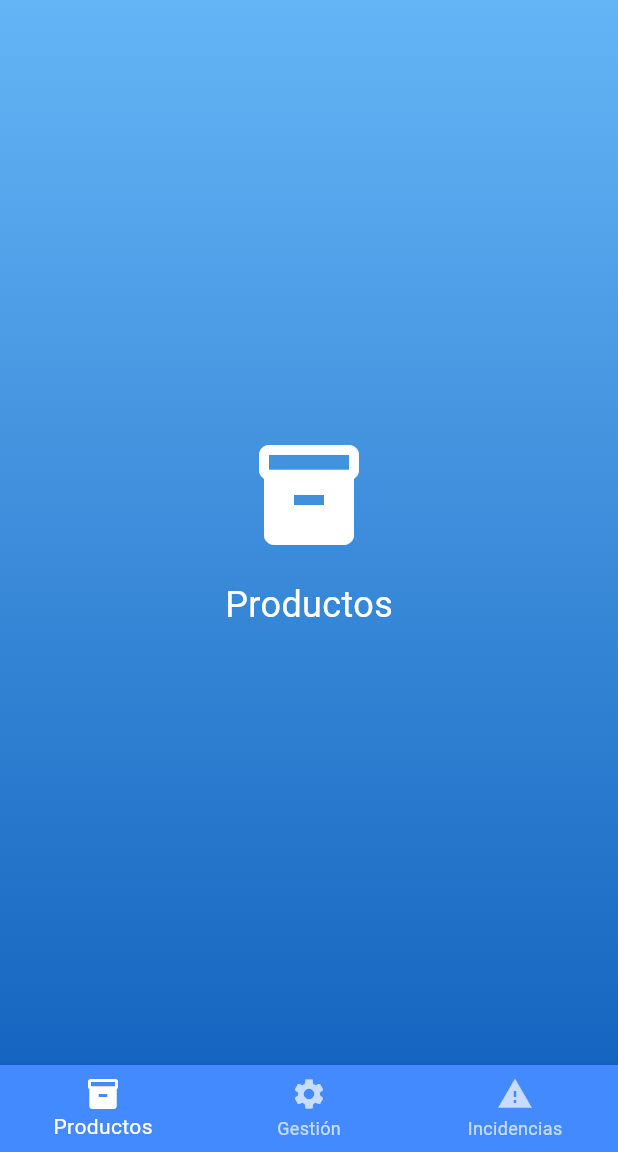
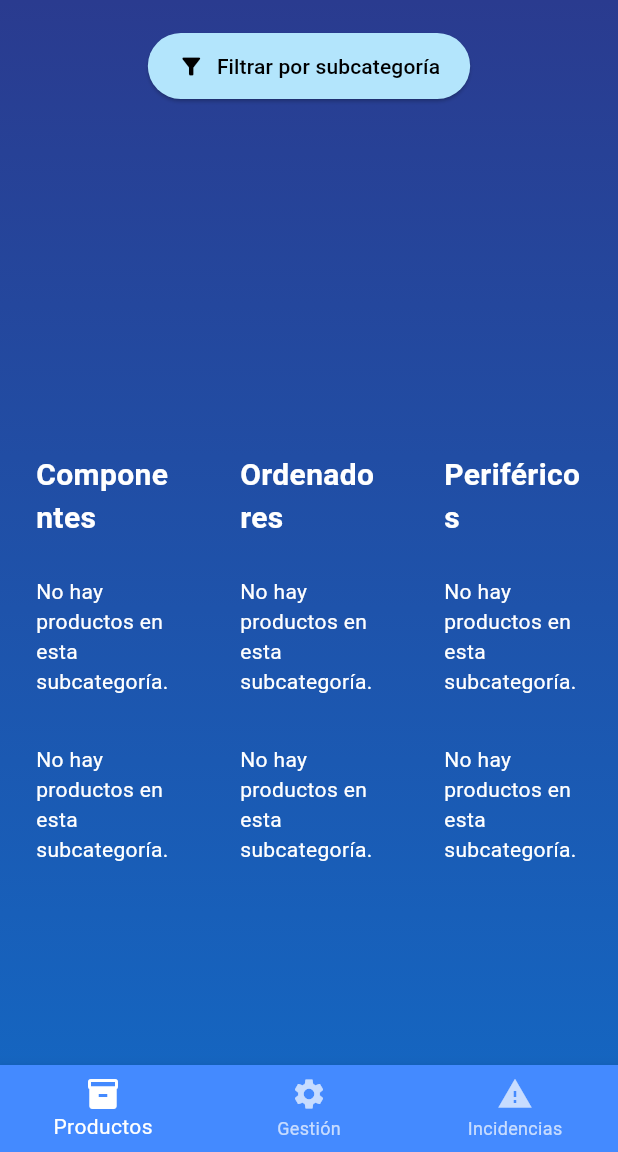
Before and after one commit to HugoMEDAC-dev/gestion_inventario, a Flutter app: the AdminDashboard screen opened by its route, on a phone screen of 412 x 824 dp, the part 84-1236 px from its top. Run offline on Flutter 3.47's test engine with Material 3 defaults, Android fonts, the phone set to English and light mode, and no system bars; our stand-ins replace cloud_firestore, firebase_auth, firebase_core; accounts and stored records are empty.

Commit message:
Añadir Pestaña Productos al Admin Dashboard
He creado uan pestaña llamada Productos donde se ven todos los productos de la coleccion productos del Firebase.

```diff
--- a/lib/core/app_colors.dart
+++ b/lib/core/app_colors.dart
@@ -30,6 +30,19 @@ class AppColors {
     Puedes experimentar con tonos como 0xFF1565C0 o 0xFF0D47A1 si lo quieres más profundo.
   */
 
+  // Paleta opcional para pestañas del panel administrador
+  static const Color adminMenuBackground = Color(0xFF2A3B8F); // Azul oscuro
+  static const Color adminAccent = Color(
+    0xFFB3E5FC,
+  ); // Azul claro para iconos o highlights
+
+  // 🎨 Colores opcionales adicionales para sección de administración
+  static const Color adminCard = Color(0xFFF0F4FF); // Fondo suave para tarjetas
+  static const Color adminHeader = Color(0xFF1B2E73); // Fondo para encabezados
+  static const Color adminDivider = Color(
+    0xFFB0BEC5,
+  ); // Líneas separadoras suaves
+
   final ThemeData appTheme = ThemeData(
     primaryColor: AppColors.primary,
     scaffoldBackgroundColor: AppColors.background,
--- a/lib/screens/dashboards/admin_dashboard.dart
+++ b/lib/screens/dashboards/admin_dashboard.dart
@@ -1,6 +1,7 @@
 import 'package:firebase_auth/firebase_auth.dart';
 import 'package:flutter/material.dart';
 import 'package:flutter_application_1/core/app_colors.dart';
+import 'package:flutter_application_1/screens/dashboards/admin_tabs/productos_tab.dart';
 
 class AdminDashboard extends StatefulWidget {
   const AdminDashboard({super.key});
@@ -13,11 +14,14 @@ class _AdminDashboardState extends State<AdminDashboard> {
   int _selectedIndex = 0; // Controla qué pestaña está activa
   bool _isDarkMode = false; // Alterna entre modo claro y oscuro
 
-  // Lista de páginas para cada pestaña (Productos, Gestión, Incidencias)
+  // 🧩 Lista de pestañas del panel admin: cada una cargada desde archivos modulares
   static final List<Widget> _pages = <Widget>[
-    _buildPage(Icons.inventory_2, "Productos"),
-    _buildPage(Icons.settings, "Gestión"),
-    _buildPage(Icons.report_problem, "Incidencias"),
+    const ProductosTab(), // Reemplaza ícono por el widget real conectado a Firestore
+    _buildPage(Icons.settings, "Gestión"), // (Pendiente de implementación)
+    _buildPage(
+      Icons.report_problem,
+      "Incidencias",
+    ), // (Pendiente de implementación)
   ];
 
   // Construye el contenido visual de cada pestaña con icono y texto
--- /dev/null
+++ b/lib/screens/dashboards/admin_tabs/productos_tab.dart
@@ -0,0 +1,434 @@
+import 'package:cloud_firestore/cloud_firestore.dart';
+import 'package:flutter/material.dart';
+import 'package:flutter_application_1/core/app_colors.dart';
+
+/// Widget que muestra todos los productos organizados por categorías.
+/// Cada categoría (componentes, ordenadores, periféricos) tiene su propia sección.
+class ProductosTab extends StatefulWidget {
+  const ProductosTab({super.key});
+
+  @override
+  State<ProductosTab> createState() => _ProductosTabState();
+}
+
+class _ProductosTabState extends State<ProductosTab> {
+  // 🧠 _verTodos controla si se muestra todo o solo una subcategoría.
+  // Si es true → se muestran todas las categorías y subcategorías.
+  // Si es false → solo la subcategoría seleccionada con animación.
+  bool _verTodos = true;
+
+  // ✅ Subcategoría seleccionada actualmente
+  String _selectedSubcategory = 'cpu'; // Valor inicial por defecto
+
+  // ✅ Categoría seleccionada actualmente (doc principal)
+  String _selectedCategory = 'componentes'; // Valor inicial por defecto
+
+  /// Construye una sección visual por categoría con sus subcolecciones reales desde Firestore.
+  /// Cada subcolección representa un tipo de producto (ej: CPU, Laptop...).
+  Widget _buildCategoriaSection(
+    String titulo,
+    String categoria,
+    List<String> subcolecciones,
+  ) {
+    return Column(
+      crossAxisAlignment: CrossAxisAlignment.start,
+      children: [
+        const SizedBox(height: 16),
+        Padding(
+          padding: const EdgeInsets.symmetric(horizontal: 16),
+          child: Text(
+            titulo,
+            style: const TextStyle(
+              fontSize: 20,
+              fontWeight: FontWeight.bold,
+              color: AppColors.textColor,
+            ),
+          ),
+        ),
+        const SizedBox(height: 8),
+
+        // Muestra productos por cada subcolección específica del Firebase
+        ...subcolecciones.map((sub) {
+          return StreamBuilder<QuerySnapshot>(
+            stream:
+                FirebaseFirestore.instance
+                    .collection('productos')
+                    .doc(categoria)
+                    .collection(sub)
+                    .snapshots(),
+            builder: (context, snapshot) {
+              if (snapshot.connectionState == ConnectionState.waiting) {
+                return const Center(
+                  child: CircularProgressIndicator(color: Colors.white),
+                );
+              }
+
+              if (!snapshot.hasData || snapshot.data!.docs.isEmpty) {
+                return const Padding(
+                  padding: EdgeInsets.all(16),
+                  child: Text(
+                    'No hay productos en esta subcategoría.',
+                    style: TextStyle(color: Colors.white),
+                  ),
+                );
+              }
+
+              final productos = snapshot.data!.docs;
+
+              return Column(
+                crossAxisAlignment: CrossAxisAlignment.start,
+                children: [
+                  Padding(
+                    padding: const EdgeInsets.symmetric(
+                      horizontal: 16,
+                      vertical: 6,
+                    ),
+                    child:
+                    /// 🔠 Encabezado visual de subcategoría con estilo admin
+                    Container(
+                      padding: const EdgeInsets.symmetric(
+                        horizontal: 12,
+                        vertical: 6,
+                      ),
+                      margin: const EdgeInsets.only(top: 12, bottom: 8),
+                      decoration: BoxDecoration(
+                        color: AppColors.adminAccent.withOpacity(
+                          0.9,
+                        ), // 🎨 Color destacado admin
+                        borderRadius: BorderRadius.circular(8),
+                      ),
+                      child: Text(
+                        sub.toUpperCase(),
+                        style: const TextStyle(
+                          fontSize: 15,
+                          fontWeight: FontWeight.bold,
+                          color: Colors.black, // ✅ Contraste para legibilidad
+                        ),
+                      ),
+                    ),
+                  ),
+                  Padding(
+                    padding: const EdgeInsets.only(
+                      left: 12,
+                      right: 12,
+                      bottom: 24,
+                    ), // 📌 Espaciado lateral + separación inferior
+                    child:
+                    /// 📦 Lista de productos en formato responsive (se adapta al ancho de pantalla)
+                    LayoutBuilder(
+                      builder: (context, constraints) {
+                        final isWide =
+                            constraints.maxWidth >
+                            600; // 📱 Detección de pantalla ancha
+                        return
+                        // ✅ Usamos LayoutBuilder para adaptar la distribución al tamaño de pantalla
+                        Center(
+                          child: ConstrainedBox(
+                            constraints: BoxConstraints(
+                              // 📐 Limita el ancho en pantallas anchas, usa ancho completo en móviles
+                              maxWidth: isWide ? 800 : double.infinity,
+                            ),
+                            child: GridView.builder(
+                              shrinkWrap:
+                                  true, // 🔄 Permite que el GridView se ajuste al contenido
+                              physics:
+                                  const NeverScrollableScrollPhysics(), // ❌ No hace scroll independiente
+                              gridDelegate: SliverGridDelegateWithFixedCrossAxisCount(
+                                crossAxisCount:
+                                    isWide
+                                        ? 3
+                                        : 2, // 📱 Responsive: 2 columnas en móvil, 3 en web
+                                crossAxisSpacing:
+                                    16, // ↔️ Separación horizontal entre tarjetas
+                                mainAxisSpacing:
+                                    16, // ↕️ Separación vertical entre tarjetas
+                                childAspectRatio: // las tarjetas se vean más rectangulares en pantallas anchas (web) y más cuadradas/adaptadas en móviles.
+                                    isWide ? 3 / 4 : 2.5 / 3,
+                              ),
+                              itemCount: productos.length,
+                              itemBuilder: (context, index) {
+                                final producto =
+                                    productos[index].data()
+                                        as Map<String, dynamic>;
+                                return _buildProductoCard(
+                                  producto,
+                                ); // 🧩 Reutiliza la card uniforme
+                              },
+                            ),
+                          ),
+                        );
+                      },
+                    ),
+                  ),
+                ],
+              );
+            },
+          );
+        }),
+      ],
+    );
+  }
+
+  /// Tarjeta compacta y legible que muestra la información principal de un producto.
+  /// 🟦 Card cuadrada y adaptativa para móviles y web
+  Widget _buildProductoCard(Map<String, dynamic> producto) {
+    return LayoutBuilder(
+      builder: (context, constraints) {
+        final isWide = constraints.maxWidth > 600;
+
+        return Container(
+          padding: const EdgeInsets.all(12),
+          margin: const EdgeInsets.symmetric(horizontal: 6, vertical: 8),
+          decoration: BoxDecoration(
+            color: AppColors.textColor,
+            borderRadius: BorderRadius.circular(16),
+            boxShadow: const [
+              BoxShadow(
+                color: Colors.black26,
+                blurRadius: 6,
+                offset: Offset(2, 4),
+              ),
+            ],
+          ),
+          child: IntrinsicHeight(
+            // 🔁 Ajusta automáticamente la altura al contenido
+            child: ConstrainedBox(
+              constraints: BoxConstraints(
+                minWidth:
+                    isWide ? 180 : 150, // 📐 Ancho mínimo por tipo de pantalla
+                maxWidth:
+                    isWide ? 260 : 180, // 📐 Ancho máximo por tipo de pantalla
+              ),
+              child: Column(
+                mainAxisSize: MainAxisSize.min,
+                mainAxisAlignment: MainAxisAlignment.center,
+                crossAxisAlignment: CrossAxisAlignment.center,
+                children: [
+                  Icon(
+                    Icons.inventory_2,
+                    size: 44,
+                    color: AppColors.adminAccent,
+                  ),
+                  const SizedBox(height: 10),
+                  Text(
+                    producto['nombre'] ?? 'Sin nombre',
+                    style: const TextStyle(fontWeight: FontWeight.bold),
+                    maxLines: 4,
+                    overflow: TextOverflow.ellipsis,
+                    textAlign: TextAlign.center,
+                  ),
+                  const SizedBox(height: 8),
+                  Text(
+                    'Marca: ${producto['marca'] ?? '-'}',
+                    textAlign: TextAlign.center,
+                  ),
+                  Text(
+                    'Precio: ${producto['precio']?.toStringAsFixed(2) ?? '-'}€',
+                    textAlign: TextAlign.center,
+                  ),
+                  Text(
+                    'Stock: ${producto['stock'] ?? 0}',
+                    textAlign: TextAlign.center,
+                  ),
+                ],
+              ),
+            ),
+          ),
+        );
+      },
+    );
+  }
+
+  /// 🔽 Crea el botón desplegable de subcategorías dentro de una categoría
+  /// 🔽 Menú desplegable que permite al admin seleccionar una subcategoría específica
+  /// dentro de una categoría para filtrar productos en tiempo real desde Firestore.
+  Widget _buildMenuCategory(
+    String title,
+    String categoria,
+    List<String> subcategorias,
+  ) {
+    return Container(
+      padding: const EdgeInsets.symmetric(horizontal: 12, vertical: 6),
+      decoration: BoxDecoration(
+        color: Colors.white, // 🎨 Fondo blanco para destacar el menú
+        borderRadius: BorderRadius.circular(12),
+        boxShadow: const [
+          BoxShadow(
+            color: Colors.black26, // 💫 Sombra para efecto elevado
+            blurRadius: 4,
+            offset: Offset(2, 2),
+          ),
+        ],
+      ),
+      child: DropdownButton<String>(
+        value:
+            _selectedCategory == categoria &&
+                    subcategorias.contains(_selectedSubcategory)
+                ? _selectedSubcategory
+                : subcategorias.first,
+        dropdownColor: Colors.white,
+        style: const TextStyle(color: Colors.black),
+        icon: const Icon(
+          Icons.arrow_drop_down,
+          color: AppColors.primary,
+        ), // 🎨 Icono personalizado
+        underline: const SizedBox(), // ❌ Quitamos la línea inferior del menú
+        onChanged: (value) {
+          setState(() {
+            _selectedCategory = categoria;
+            _selectedSubcategory = value!;
+          });
+        },
+        items:
+            subcategorias.map((sub) {
+              return DropdownMenuItem(
+                value: sub,
+                child: Text('${title.split(' ')[0]} - ${sub.toUpperCase()}'),
+              );
+            }).toList(),
+      ),
+    );
+  }
+
+  /// ✅ Muestra una sola subcategoría reutilizando el layout general
+  /// 🎯 Se mantiene coherencia visual con la vista general
+  Widget _buildSingleSection() {
+    return _buildCategoriaSection(
+      '${_selectedCategory.toUpperCase()} - ${_selectedSubcategory.toUpperCase()}', // 🔠 Título combinado
+      _selectedCategory,
+      [_selectedSubcategory], // 📦 Lista con una sola subcategoría
+    );
+  }
+
+  @override
+  Widget build(BuildContext context) {
+    // Contenedor principal scrollable
+    return Container(
+      decoration: const BoxDecoration(
+        gradient: LinearGradient(
+          colors: [
+            AppColors
+                .adminMenuBackground, // Color personalizado admin (fondo superior)
+            AppColors
+                .screenGradientBottom, // Se mantiene el degradado inferior azul
+          ],
+          begin: Alignment.topCenter,
+          end: Alignment.bottomCenter,
+        ),
+      ),
+      child: SafeArea(
+        child: ListView(
+          children: [
+            const SizedBox(height: 20),
+            Padding(
+              padding: const EdgeInsets.symmetric(horizontal: 16.0),
+              child: Column(
+                children: [
+                  // 🔄 Botón para mostrar todos o una subcategoría
+                  ElevatedButton.icon(
+                    style: ElevatedButton.styleFrom(
+                      backgroundColor: AppColors.adminAccent,
+                      foregroundColor: Colors.black,
+                      padding: const EdgeInsets.symmetric(
+                        horizontal: 20,
+                        vertical: 12,
+                      ),
+                    ),
+                    onPressed: () {
+                      setState(() {
+                        _verTodos = !_verTodos;
+                      });
+                    },
+                    icon: Icon(_verTodos ? Icons.filter_alt : Icons.list),
+                    label: Text(
+                      _verTodos ? 'Filtrar por subcategoría' : 'Ver todos',
+                    ),
+                  ),
+                  const SizedBox(height: 10),
+                  // 🧭 Menú interactivo de categorías y subcategorías
+                  AnimatedOpacity(
+                    duration: const Duration(milliseconds: 300),
+                    opacity: _verTodos ? 0 : 1,
+                    child: IgnorePointer(
+                      ignoring: _verTodos,
+                      child: Wrap(
+                        spacing: 12,
+                        runSpacing: 8,
+                        alignment: WrapAlignment.center,
+                        children: [
+                          _buildMenuCategory('Componentes', 'componentes', [
+                            'cpu',
+                            'disco_duro',
+                          ]),
+                          _buildMenuCategory('Ordenadores', 'ordenadores', [
+                            'laptop',
+                            'pc_desktop',
+                          ]),
+                          _buildMenuCategory('Periféricos', 'perifericos', [
+                            'raton',
+                            'teclado',
+                          ]),
+                        ],
+                      ),
+                    ),
+                  ),
+                ],
+              ),
+            ),
+
+            const SizedBox(height: 12),
+            // ✅ Mostrar todos los productos o solo los filtrados, según el estado
+            _verTodos
+                ? Padding(
+                  padding: const EdgeInsets.symmetric(horizontal: 8),
+                  child: Center(
+                    // 🎯 Centrado horizontal de columnas con Center + mainAxisSize.min
+                    child: Row(
+                      // 🧱 Distribución horizontal de secciones para una vista profesional de 3 columnas
+                      crossAxisAlignment: CrossAxisAlignment.start,
+                      mainAxisSize:
+                          MainAxisSize.min, // ✅ Evita que se expanda a lo ancho
+                      children: [
+                        // 🧱 Columna de Componentes
+                        Expanded(
+                          child: _buildCategoriaSection(
+                            'Componentes',
+                            'componentes',
+                            ['cpu', 'disco_duro'],
+                          ),
+                        ),
+                        const SizedBox(
+                          width: 12,
+                        ), // 🧩 Espaciado entre columnas
+                        // 🧱 Columna de Ordenadores
+                        Expanded(
+                          child: _buildCategoriaSection(
+                            'Ordenadores',
+                            'ordenadores',
+                            ['laptop', 'pc_desktop'],
+                          ),
+                        ),
+                        const SizedBox(
+                          width: 12,
+                        ), // 🧩 Espaciado entre columnas
+                        // 🧱 Columna de Periféricos
+                        Expanded(
+                          child: _buildCategoriaSection(
+                            'Periféricos',
+                            'perifericos',
+                            ['raton', 'teclado'],
+                          ),
+                        ),
+                      ],
+                    ),
+                  ),
+                )
+                : _buildSingleSection(), // 👈 Vista filtrada con animación
+
+            const SizedBox(height: 24),
+          ],
+        ),
+      ),
+    );
+  }
+}
```
Also changed, not shown: lib/Cuenta Usuarios.txt (added, +12 -0 lines).
